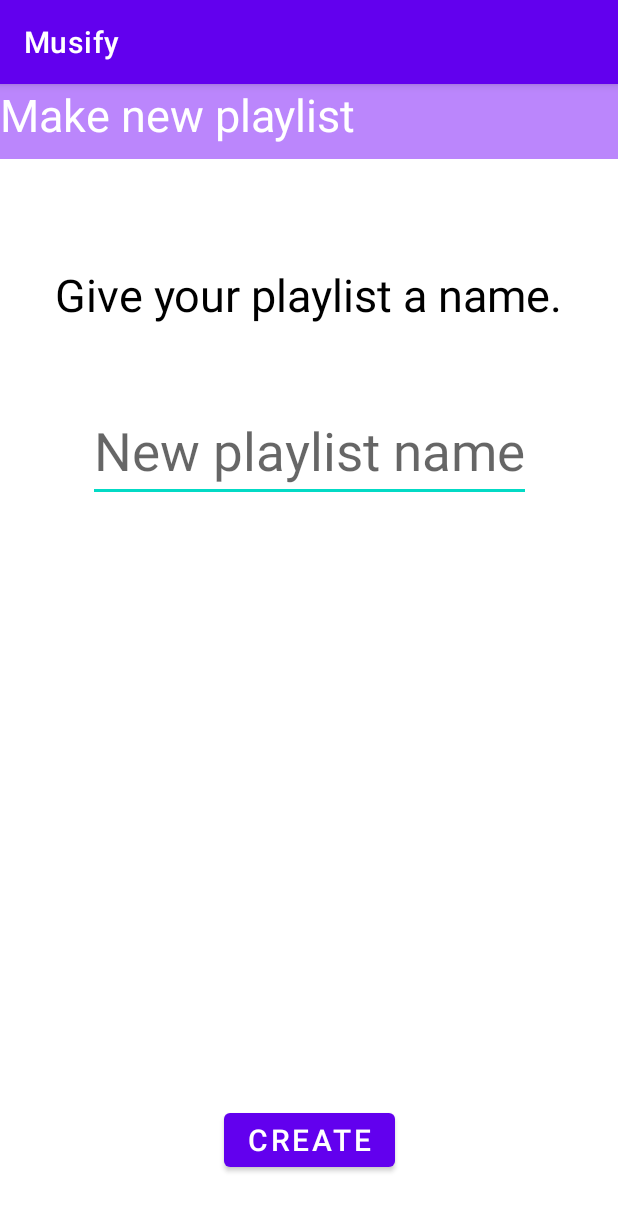
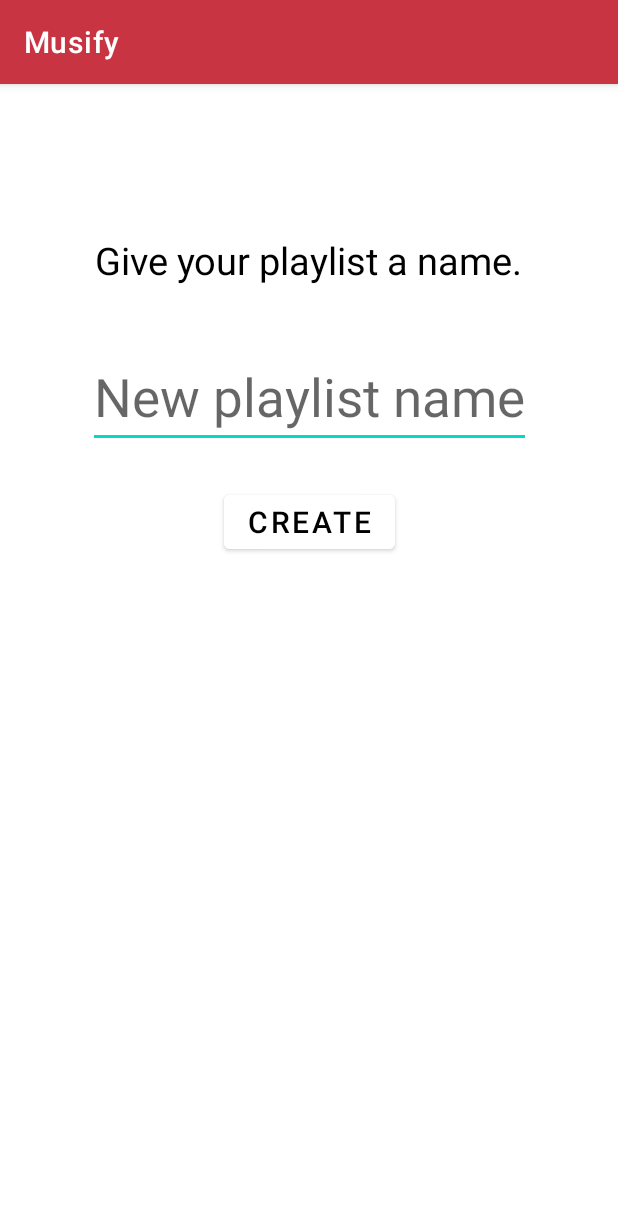
Before and after one commit to zaedaamrin/HackChallenge2021, an Android app: the PlaylistDetailsActivity screen opened directly, with no data from a screen before it, on a phone screen of 412 x 824 dp. Shown: the top 1211 px of the screen. Run offline under Robolectric (Android 15) with nearby library versions, the light colour scheme and no system bars.

Commit message:
added activity to make new songs and list of songs to playlist class

```diff
--- a/Musify/app/build.gradle
+++ b/Musify/app/build.gradle
@@ -29,6 +29,9 @@ android {
     kotlinOptions {
         jvmTarget = '1.8'
     }
+    buildFeatures {
+        viewBinding true
+    }
 }
 
 dependencies {
@@ -37,6 +40,8 @@ dependencies {
     implementation 'androidx.appcompat:appcompat:1.3.1'
     implementation 'com.google.android.material:material:1.4.0'
     implementation 'androidx.constraintlayout:constraintlayout:2.1.1'
+    implementation 'androidx.lifecycle:lifecycle-livedata-ktx:2.3.1'
+    implementation 'androidx.lifecycle:lifecycle-viewmodel-ktx:2.3.1'
     testImplementation 'junit:junit:4.+'
     androidTestImplementation 'androidx.test.ext:junit:1.1.3'
     androidTestImplementation 'androidx.test.espresso:espresso-core:3.4.0'
--- a/Musify/app/src/main/java/com/example/musify/Playlist.kt
+++ b/Musify/app/src/main/java/com/example/musify/Playlist.kt
@@ -1,3 +1,3 @@
 package com.example.musify
 
-data class Playlist(val name : String, val size : Int, val picture : Int)
+data class Playlist(val name : String, val size : Int, val picture : Int, val songs : MutableList<Song>)
--- a/Musify/app/src/main/java/com/example/musify/Repository.kt
+++ b/Musify/app/src/main/java/com/example/musify/Repository.kt
@@ -3,6 +3,5 @@ package com.example.musify
 class Repository private constructor() {
     companion object {
         val playList = mutableListOf<Playlist>()
-
     }
 }
--- a/Musify/app/src/main/java/com/example/musify/Song.kt
+++ b/Musify/app/src/main/java/com/example/musify/Song.kt
@@ -3,4 +3,4 @@ package com.example.musify
 import android.graphics.drawable.Drawable
 import android.widget.ImageView
 
-data class Song(val name: String, val artist: String, val image: Drawable)
+data class Song(val name: String, val artist: String, val url: String, val image: Int)
--- a/Musify/app/src/main/res/layout/activity_playlist_details.xml
+++ b/Musify/app/src/main/res/layout/activity_playlist_details.xml
@@ -6,65 +6,41 @@
     android:layout_height="match_parent"
     tools:context=".PlaylistDetailsActivity">
 
-    <TextView
-        android:id="@+id/textView"
-        android:layout_width="match_parent"
-        android:layout_height="50dp"
-        android:background="@color/purple_200"
-        android:text="@string/make_new_playlist"
-        android:textSize="30sp"
-        android:textColor="@color/white"
-        app:layout_constraintEnd_toEndOf="parent"
-        app:layout_constraintStart_toStartOf="parent"
-        app:layout_constraintTop_toTopOf="parent" />
-
     <Button
         android:id="@+id/buttonToHome"
         android:layout_width="wrap_content"
         android:layout_height="wrap_content"
+        android:layout_marginBottom="40dp"
+        android:layout_marginTop="25dp"
+        android:backgroundTint="@color/white"
+        android:textColor="@color/black"
+        android:text="@string/create_new_playlist"
         android:textSize="20sp"
-        android:text="@string/create_new_playlist"
-        android:layout_marginBottom="40dp"
-        app:layout_constraintBottom_toBottomOf="parent"
         app:layout_constraintEnd_toEndOf="parent"
-        app:layout_constraintStart_toStartOf="parent"/>
+        app:layout_constraintStart_toStartOf="parent"
+        app:layout_constraintTop_toBottomOf="@+id/editTextTitle" />
 
     <TextView
         android:id="@+id/newPlaylistNote"
         android:layout_width="wrap_content"
         android:layout_height="wrap_content"
-        android:layout_marginTop="70dp"
         android:text="@string/make_new_playlist_note"
+        android:layout_marginTop="100dp"
         android:textColor="@color/black"
-        android:textSize="30sp"
+        android:textSize="25sp"
         app:layout_constraintEnd_toEndOf="parent"
         app:layout_constraintStart_toStartOf="parent"
-        app:layout_constraintTop_toBottomOf="@+id/textView" />
+        app:layout_constraintTop_toTopOf="parent" />
 
     <EditText
         android:id="@+id/editTextTitle"
         android:layout_width="wrap_content"
         android:layout_height="wrap_content"
         android:hint="@string/title"
-        android:layout_marginTop="50dp"
+        android:layout_marginTop="40dp"
         android:textSize="35sp"
         app:layout_constraintEnd_toEndOf="@+id/newPlaylistNote"
         app:layout_constraintStart_toStartOf="@+id/newPlaylistNote"
         app:layout_constraintTop_toBottomOf="@+id/newPlaylistNote" />
 
-<!--    <EditText-->
-<!--        android:id="@+id/editTextContent"-->
-<!--        android:layout_width="wrap_content"-->
-<!--        android:layout_height="wrap_content"-->
-<!--        android:layout_marginTop="50dp"-->
-<!--        android:hint="@string/note_content"-->
-<!--        android:textSize="30sp"-->
-<!--         />-->
-
-<!--    <androidx.recyclerview.widget.RecyclerView-->
-<!--        android:id="@+id/recyclerView"-->
-<!--        android:layout_width="match_parent"-->
-<!--        android:layout_height="match_parent"-->
-<!--        />-->
-
 </androidx.constraintlayout.widget.ConstraintLayout>
--- a/Musify/app/src/main/res/layout/playlist_cell.xml
+++ b/Musify/app/src/main/res/layout/playlist_cell.xml
@@ -22,6 +22,7 @@
         android:layout_height="wrap_content"
         android:layout_marginStart="20dp"
         android:layout_marginTop="10dp"
+        android:textColor="@color/black"
         android:text="@string/playlist_name"
         android:textSize="20sp"
         app:layout_constraintStart_toEndOf="@+id/playlistImage"
--- a/Musify/app/src/main/res/values/colors.xml
+++ b/Musify/app/src/main/res/values/colors.xml
@@ -7,5 +7,7 @@
     <color name="teal_700">#FF018786</color>
     <color name="black">#FF000000</color>
     <color name="white">#FFFFFFFF</color>
-    <color name="red">#D13D3D</color>
+    <color name="dark_red">#ab2936</color>
+    <color name="red">#c93443</color>
+    <color name="light_red">#e04353</color>
 </resources>
--- a/Musify/app/src/main/res/values/themes.xml
+++ b/Musify/app/src/main/res/values/themes.xml
@@ -2,8 +2,8 @@
     <!-- Base application theme. -->
     <style name="Theme.Musify" parent="Theme.MaterialComponents.DayNight.DarkActionBar">
         <!-- Primary brand color. -->
-        <item name="colorPrimary">@color/purple_500</item>
-        <item name="colorPrimaryVariant">@color/purple_700</item>
+        <item name="colorPrimary">@color/red</item>
+        <item name="colorPrimaryVariant">@color/dark_red</item>
         <item name="colorOnPrimary">@color/white</item>
         <!-- Secondary brand color. -->
         <item name="colorSecondary">@color/teal_200</item>
@@ -13,4 +13,13 @@
         <item name="android:statusBarColor" tools:targetApi="l">?attr/colorPrimaryVariant</item>
         <!-- Customize your theme here. -->
     </style>
+
+    <style name="Theme.Musify.NoActionBar">
+        <item name="windowActionBar">false</item>
+        <item name="windowNoTitle">true</item>
+    </style>
+
+    <style name="Theme.Musify.AppBarOverlay" parent="ThemeOverlay.AppCompat.Dark.ActionBar" />
+
+    <style name="Theme.Musify.PopupOverlay" parent="ThemeOverlay.AppCompat.Light" />
 </resources>
```
Also changed, not shown: Musify/app/src/main/AndroidManifest.xml (+13 -0 lines), Musify/app/src/main/java/com/example/musify/MainActivity.kt (+18 -9 lines), Musify/app/src/main/java/com/example/musify/PlaylistSongsActivity.kt (+27 -8 lines), Musify/app/src/main/java/com/example/musify/SongAdapter.kt (+8 -1 lines), Musify/app/src/main/java/com/example/musify/SongDetailsActivity.kt (added, +38 -0 lines), Musify/app/src/main/res/layout/activity_main.xml (+9 -5 lines), Musify/app/src/main/res/layout/activity_song_details.xml (added, +82 -0 lines), Musify/app/src/main/res/values/strings.xml (+8 -0 lines), 1 other file.
